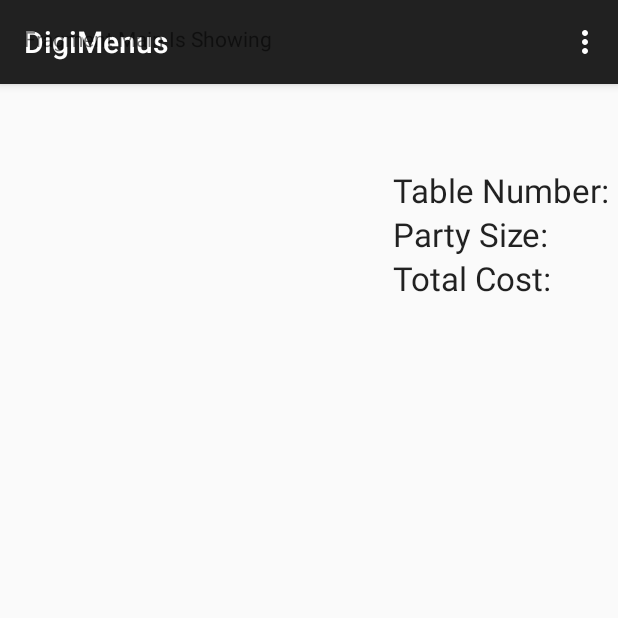
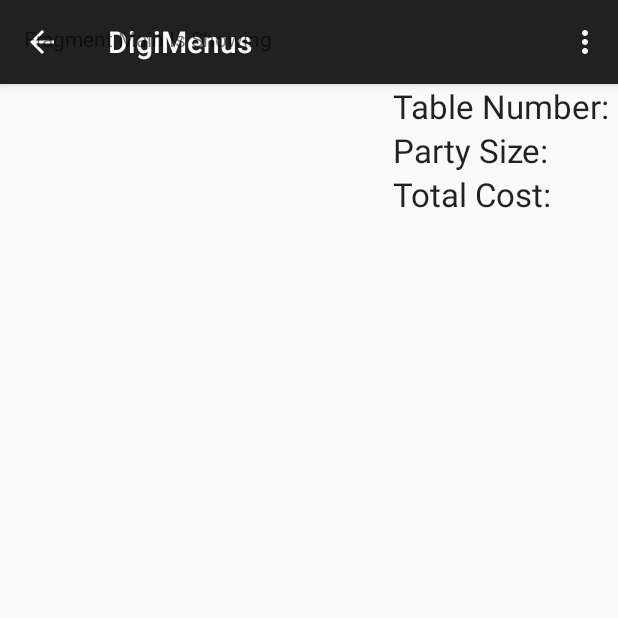
Before and after one commit to tylerdenney/DigiMenus, an Android app: the fragment cOrderFragment placed in its activity, on a phone screen of 412 x 824 dp, the top half of it. Run offline under Robolectric (Android 15) with nearby library versions, the phone set to English and light mode, and no system bars; 2 statements that could not run were skipped.

Commit message:
updated drawer IT WORKS NOW

```diff
--- a/app/src/main/java/com/goobers/digimenus/MainActivity.java
+++ b/app/src/main/java/com/goobers/digimenus/MainActivity.java
@@ -2,11 +2,15 @@ package com.goobers.digimenus;
 
 import android.app.FragmentManager;
 import android.content.Intent;
+import android.content.res.Configuration;
+import android.support.v4.view.GravityCompat;
 import android.support.v4.widget.DrawerLayout;
 import android.support.v7.app.ActionBarActivity;
 import android.support.v7.app.ActionBar;
 import android.support.v4.app.Fragment;
 import android.os.Bundle;
+import android.support.v4.app.ActionBarDrawerToggle;
+import android.view.Gravity;
 import android.view.LayoutInflater;
 import android.view.Menu;
 import android.view.MenuItem;
@@ -23,6 +27,12 @@ public class MainActivity extends ActionBarActivity
     private String[] drawer_items;
     private DrawerLayout drawer_layout;
     private ListView drawer_listview;
+    private ActionBarDrawerToggle drawer_toggle;
+
+
+    private CharSequence mDrawerTitle;
+    private CharSequence mTitle;
+
     @Override
     protected void onCreate(Bundle savedInstanceState)
     {
@@ -31,6 +41,7 @@ public class MainActivity extends ActionBarActivity
         drawer_layout = (DrawerLayout) findViewById(R.id.drawer_layout);
         drawer_listview = (ListView) findViewById(R.id.left_drawer);
         drawer_items = getResources().getStringArray(R.array.nav_items);
+
 
         DrawerItem[] draweritems = new DrawerItem[3];
         draweritems[0] = new DrawerItem(R.drawable.foodicon, "Food");
@@ -48,9 +59,63 @@ public class MainActivity extends ActionBarActivity
                     .add(R.id.action_bar_container, new cMenu())
                     .commit();
         }
+
+        //Testing
+        mTitle = mDrawerTitle = getTitle();
+        drawer_layout.setDrawerShadow(R.drawable.drawer_shadow, GravityCompat.START);
+        getSupportActionBar().setDisplayHomeAsUpEnabled(true);
+        getSupportActionBar().setHomeButtonEnabled(true);
+
+        drawer_toggle = new ActionBarDrawerToggle(this, drawer_layout, R.drawable.ic_drawer, R.string.drawer_open, R.string.drawer_close)
+        {
+          public void onDrawerClosed(View view)
+          {
+              getSupportActionBar().setTitle(mTitle);
+              invalidateOptionsMenu();
+          }
+            public void onDrawerOpened(View drawerview)
+            {
+                getSupportActionBar().setTitle(mDrawerTitle);
+                invalidateOptionsMenu();
+            }
+        };
+
+        drawer_layout.setDrawerListener(drawer_toggle);
+
+
+
+    }
+
+    @Override
+    protected void onPostCreate(Bundle savedInstanceState) {
+        super.onPostCreate(savedInstanceState);
+        // Sync the toggle state after onRestoreInstanceState has occurred.
+        drawer_toggle.syncState();
+    }
+
+    @Override
+    public void onConfigurationChanged(Configuration newConfig) {
+        super.onConfigurationChanged(newConfig);
+        // Pass any configuration change to the drawer toggls
+        drawer_toggle.onConfigurationChanged(newConfig);
     }
 
 
+    @Override
+    public void setTitle(CharSequence title)
+    {
+        mTitle = title;
+        getActionBar().setTitle(mTitle);
+    }
+    @Override
+    public boolean onPrepareOptionsMenu(Menu menu) {
+        // If the nav drawer is open, hide action items related to the content view
+        //boolean drawerOpen = drawer_layout.isDrawerOpen(drawer_listview);
+        //menu.findItem(R.id.action_bar).setVisible(!drawerOpen);
+        return super.onPrepareOptionsMenu(menu);
+    }
+
+//end testing
     @Override
     public boolean onCreateOptionsMenu(Menu menu)
     {
@@ -107,11 +172,11 @@ public class MainActivity extends ActionBarActivity
             }
             if(frag != null)
             {
-                getSupportFragmentManager().beginTransaction().replace(R.id.action_bar_container, frag).commit();
+                getSupportFragmentManager().beginTransaction().replace(R.id.content_frame, frag).commit();
                 drawer_listview.setItemChecked(position, true);
                 drawer_listview.setSelection(position);
                 drawer_layout.closeDrawer(drawer_listview);
-//                getActionBar().setTitle(drawer_items[position]);
+                getSupportActionBar().setTitle(drawer_items[position]);
             }
         }
     }
--- a/app/src/main/res/layout/activity_main.xml
+++ b/app/src/main/res/layout/activity_main.xml
@@ -1,9 +1,18 @@
 <?xml version="1.0" encoding="utf-8"?>
 <android.support.v4.widget.DrawerLayout
     xmlns:android="http://schemas.android.com/apk/res/android"
+    xmlns:tools="http://schemas.android.com/tools"
     android:id="@+id/drawer_layout"
     android:layout_width="match_parent"
     android:layout_height="match_parent">
+
+   <!-- <fragment
+        android:layout_width="match_parent"
+        android:layout_height="match_parent"
+        android:id="@+id/splashfragment"
+        android:name="com.goobers.digimenus.cMenu"
+        tools:layout="@layout/fragment_main" />
+    -->
     <!-- The main content view -->
     <FrameLayout
         android:id="@+id/content_frame"
--- a/app/src/main/res/layout/drawer_item_layout.xml
+++ b/app/src/main/res/layout/drawer_item_layout.xml
@@ -15,6 +15,7 @@
 
     <TextView
         android:id="@+id/textViewName"
+        android:gravity="center_vertical"
         android:layout_width="wrap_content"
         android:layout_height="wrap_content"
         android:layout_centerVertical="true"
@@ -22,6 +23,7 @@
         android:paddingRight="10dp"
         android:text="Folder name here."
         android:textAppearance="?android:attr/textAppearanceListItemSmall"
-        android:textColor="#111111" />
+        android:textColor="#111111"
+        />
 
 </RelativeLayout>
--- a/app/src/main/res/layout/fragment_menu.xml
+++ b/app/src/main/res/layout/fragment_menu.xml
@@ -7,5 +7,5 @@
         android:layout_width="match_parent"
         android:layout_height="wrap_content"
         android:id="@android:id/list"
-        android:layout_marginTop="@dimen/abc_action_bar_default_height_material"/>
+        />
 </LinearLayout>
--- a/app/src/main/res/layout/fragment_order.xml
+++ b/app/src/main/res/layout/fragment_order.xml
@@ -4,7 +4,7 @@
         android:layout_height="match_parent">
 
     <ListView
-        android:layout_marginTop="@dimen/abc_action_bar_default_height_material"
+
         android:layout_width="0dp"
         android:layout_weight=".5"
         android:layout_height="wrap_content"
@@ -18,7 +18,7 @@
         android:layout_height="wrap_content">
 
         <TextView
-            android:layout_marginTop="@dimen/abc_action_bar_default_height_material"
+
             android:layout_width="wrap_content"
             android:layout_height="wrap_content"
             android:textAppearance="?android:attr/textAppearanceLarge"
```
